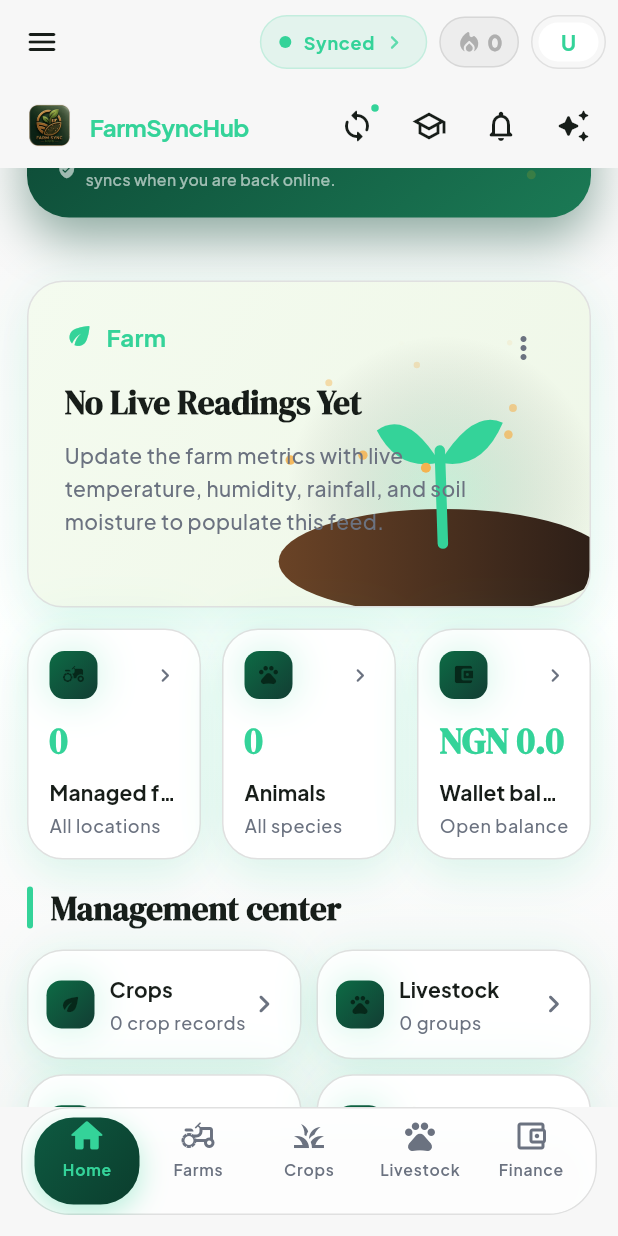
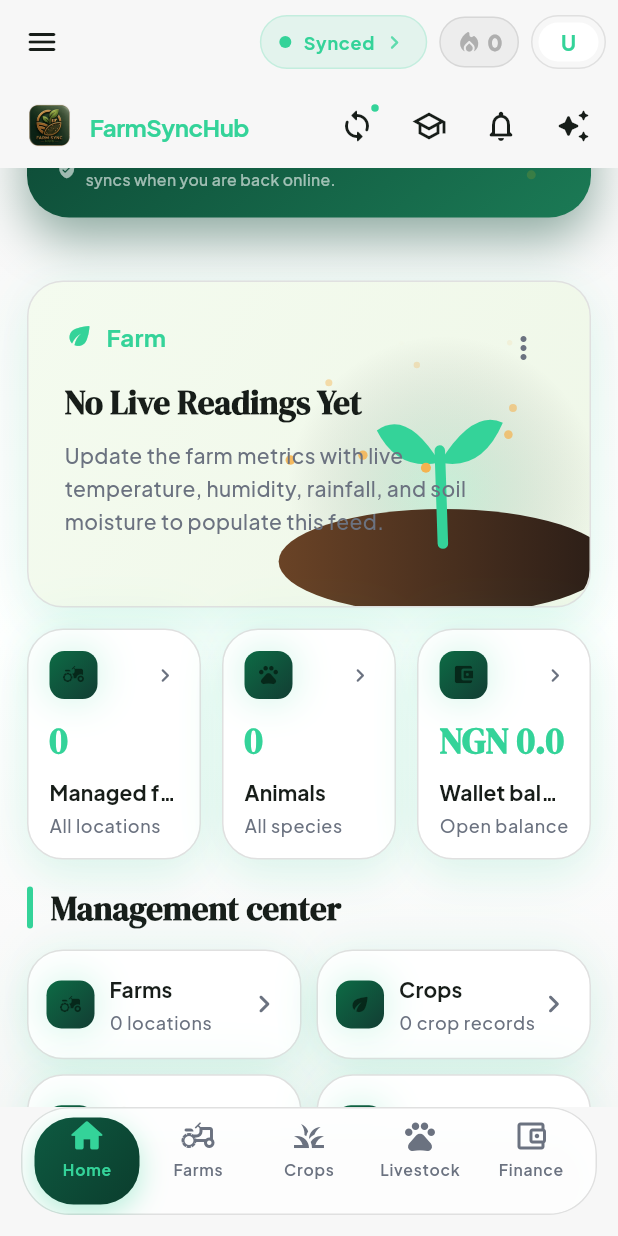
Before and after one commit to fliper-sys/farmsynchub, a Flutter app: the DashboardScreen screen opened by its route, scrolled down 576 dp, after a tap on the "school" icon, on a phone screen of 412 x 824 dp. Run offline on Flutter 3.47's test engine with Material 3 defaults, Android fonts, the phone set to English and light mode, and no system bars; our stand-ins replace cloud_firestore, connectivity_plus, file_picker, firebase_ai, firebase_auth, firebase_core and 17 more; missing offline and left inert: dart:html, firebase_app_check, google_sign_in_web; accounts and stored records are empty; project files that could hold a hidden picture were left out.

Commit message:
Fix dashboard shortcuts and labels
- Inventory tile now opens Inventory (was Finance); replace the Weather tile
  that pointed at Farms with Sales desk, Farm tasks and Market trends
- Localize tile titles and add tooltips to icon-only header buttons
- Replace a hardcoded placeholder name with a neutral localized fallback

Co-Authored-By: Claude Sonnet 5.5 <noreply@anthropic.com>
Claude-Session: https://claude.ai/code/session_015NEhKyPd71GcVhr1SAaGA2

```diff
--- a/lib/presentation/screens/dashboard/dashboard_screen.dart
+++ b/lib/presentation/screens/dashboard/dashboard_screen.dart
@@ -111,7 +111,7 @@ class _DashboardScreenState extends ConsumerState<DashboardScreen>
         ? currentUser!.displayName!.trim()
         : profile?.fullName.trim().isNotEmpty == true
             ? profile!.fullName.trim()
-            : 'Love Bari';
+            : language.tr(en: 'Farmer', ha: 'Manomi', fr: 'Agriculteur');
     final String activeFocus = activeFarm?.name ??
         (crops.isNotEmpty ? crops.first.name : 'Add your first farm');
 
@@ -158,14 +158,22 @@ class _DashboardScreenState extends ConsumerState<DashboardScreen>
                 : null,
           ),
           _HeaderIcon(
-              icon: Icons.school_outlined, onTap: () => context.go('/learn')),
+              icon: Icons.school_outlined,
+              tooltip: language.tr(en: 'Learn', ha: 'Koyo', fr: 'Apprendre'),
+              onTap: () => context.go('/learn')),
           _HeaderIcon(
             icon: Icons.notifications_none_rounded,
+            tooltip: language.tr(
+                en: 'Notifications', ha: 'Sanarwa', fr: 'Notifications'),
             badge: unread,
             onTap: () => context.go('/notifications'),
           ),
           _HeaderIcon(
               icon: Icons.auto_awesome_rounded,
+              tooltip: language.tr(
+                  en: 'AI Advisor',
+                  ha: 'Mai ba da shawara',
+                  fr: 'Conseiller IA'),
               onTap: () => context.go('/ai-advisor')),
           const SizedBox(width: 6),
         ],
@@ -269,21 +277,61 @@ class _DashboardScreenState extends ConsumerState<DashboardScreen>
                     const SizedBox(height: 14),
                     _ManagementGrid(
                       actions: <_ManagementAction>[
-                        _ManagementAction(Icons.eco_rounded, 'Crops',
-                            '${crops.length} crop records', '/crops'),
-                        _ManagementAction(Icons.pets_rounded, 'Livestock',
-                            '${livestock.length} groups', '/livestock'),
-                        const _ManagementAction(Icons.inventory_2_rounded,
-                            'Inventory', 'Stock & supplies', '/finance'),
-                        const _ManagementAction(
+                        _ManagementAction(
+                            Icons.agriculture_rounded,
+                            language.tr(
+                                en: 'Farms', ha: 'Gonaki', fr: 'Fermes'),
+                            '${farms.length} locations',
+                            '/farms'),
+                        _ManagementAction(
+                            Icons.eco_rounded,
+                            language.tr(
+                                en: 'Crops',
+                                ha: 'Amfanin gona',
+                                fr: 'Cultures'),
+                            '${crops.length} crop records',
+                            '/crops'),
+                        _ManagementAction(
+                            Icons.pets_rounded,
+                            language.tr(
+                                en: 'Livestock', ha: 'Dabbobi', fr: 'Bétail'),
+                            '${livestock.length} groups',
+                            '/livestock'),
+                        _ManagementAction(
+                            Icons.inventory_2_rounded,
+                            language.tr(en: 'Inventory', fr: 'Stock'),
+                            'Stock & supplies',
+                            '/inventory'),
+                        _ManagementAction(
                             Icons.account_balance_wallet_rounded,
-                            'Finance',
-                            'Sales & expenses',
+                            language.tr(
+                                en: 'Finance', ha: 'Kudi', fr: 'Finance'),
+                            'Income & expenses',
                             '/finance'),
-                        _ManagementAction(Icons.agriculture_rounded, 'Farms',
-                            '${farms.length} locations', '/farms'),
-                        const _ManagementAction(Icons.cloud_queue_rounded,
-                            'Weather', 'Live readings', '/farms'),
+                        _ManagementAction(
+                            Icons.point_of_sale_rounded,
+                            language.tr(
+                                en: 'Sales desk',
+                                ha: 'Tebur Tallace-tallace',
+                                fr: 'Bureau des ventes'),
+                            'Record sales, share receipts',
+                            '/sales'),
+                        _ManagementAction(
+                            Icons.checklist_rounded,
+                            language.tr(
+                                en: 'Farm tasks',
+                                ha: 'Ayyukan gona',
+                                fr: 'Tâches'),
+                            'Today and this week',
+                            '/farm-tasks'),
+                        _ManagementAction(
+                            Icons.trending_up_rounded,
+                            language.tr(
+                                en: 'Market trends',
+                                ha: 'Yanayin kasuwa',
+                                fr: 'Marché'),
+                            'Current prices',
+                            '/market-trends'),
                       ],
                     ),
                     const SizedBox(height: 18),
@@ -1125,11 +1173,16 @@ class _HeaderIcon extends StatelessWidget {
   const _HeaderIcon({
     required this.icon,
     required this.onTap,
+    required this.tooltip,
     this.badge = 0,
   });
 
   final IconData icon;
   final VoidCallback onTap;
+
+  /// Spoken by screen readers and shown on long-press, so an icon-only
+  /// button always says what it does.
+  final String tooltip;
   final int badge;
 
   @override
@@ -1138,6 +1191,7 @@ class _HeaderIcon extends StatelessWidget {
       clipBehavior: Clip.none,
       children: <Widget>[
         IconButton(
+          tooltip: tooltip,
           onPressed: onTap,
           icon: Icon(icon, color: Theme.of(context).colorScheme.onSurface),
         ),
```
